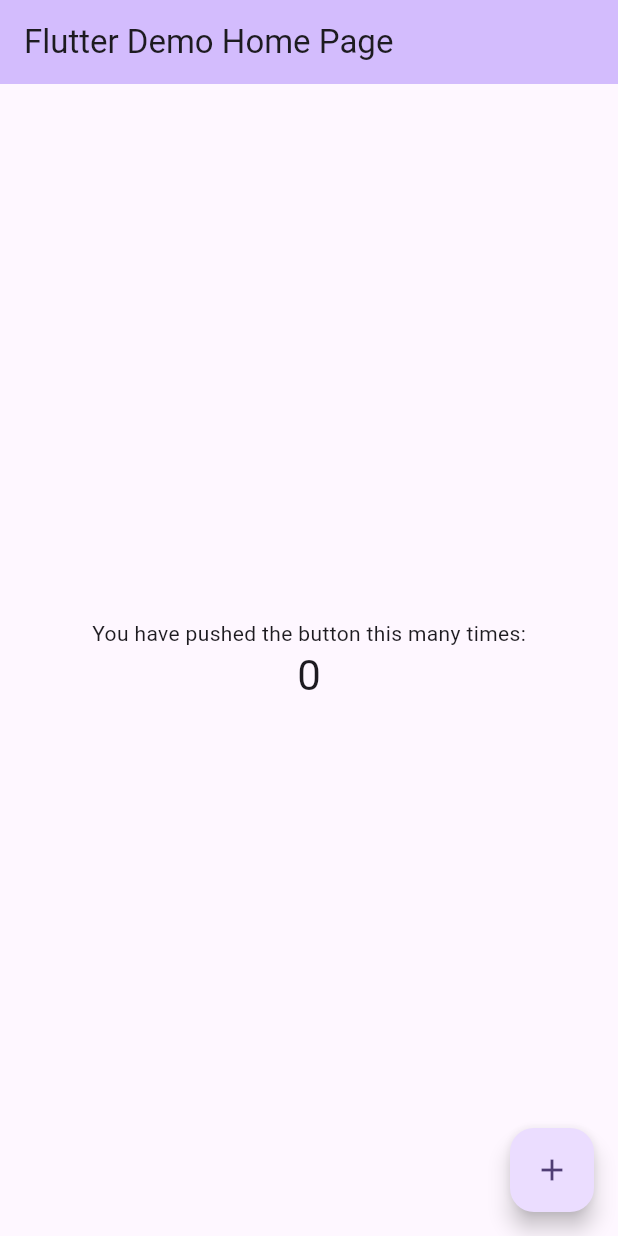
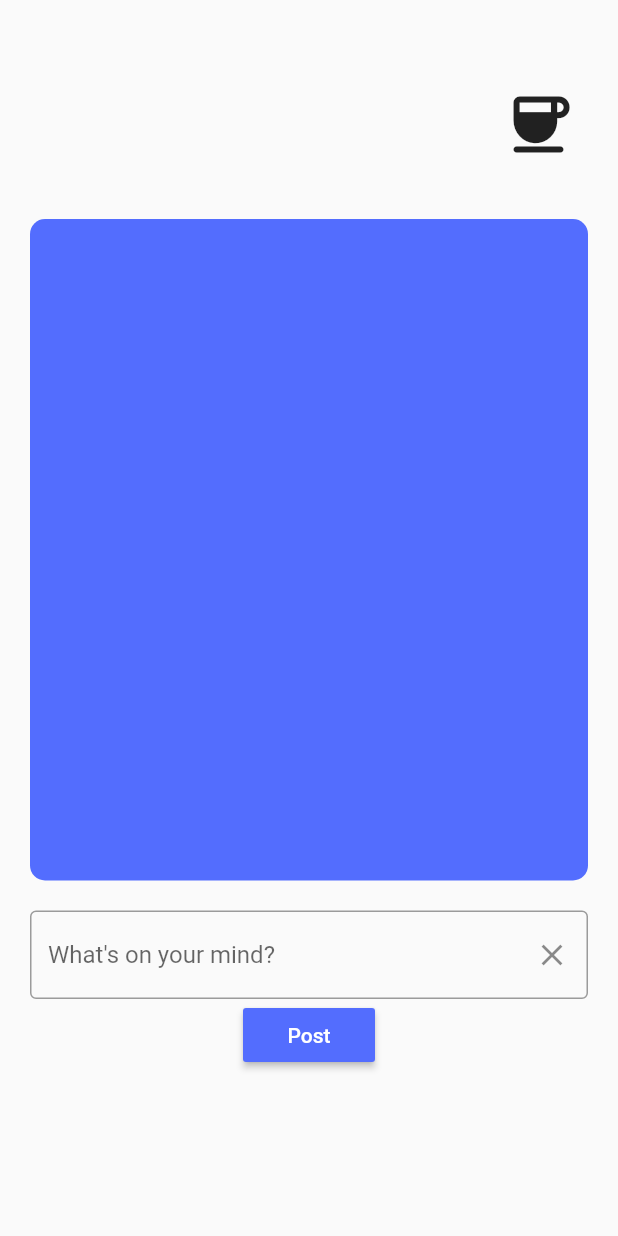
Before and after one commit to Uchiha8/flutter_widgets_demo, a Flutter app: the screen it shows after launch, on a phone screen of 412 x 824 dp. Run offline on Flutter 3.47's test engine with Material 2 defaults, Android fonts, the light colour scheme and no system bars.

Commit message:
initial commit

```diff
--- a/lib/main.dart
+++ b/lib/main.dart
@@ -1,125 +1,18 @@
 import 'package:flutter/material.dart';
+import 'main_page.dart';
 
 void main() {
   runApp(const MyApp());
 }
 
 class MyApp extends StatelessWidget {
-  const MyApp({super.key});
+  const MyApp({Key? key}) : super(key: key);
 
-  // This widget is the root of your application.
   @override
   Widget build(BuildContext context) {
-    return MaterialApp(
-      title: 'Flutter Demo',
-      theme: ThemeData(
-        // This is the theme of your application.
-        //
-        // TRY THIS: Try running your application with "flutter run". You'll see
-        // the application has a blue toolbar. Then, without quitting the app,
-        // try changing the seedColor in the colorScheme below to Colors.green
-        // and then invoke "hot reload" (save your changes or press the "hot
-        // reload" button in a Flutter-supported IDE, or press "r" if you used
-        // the command line to start the app).
-        //
-        // Notice that the counter didn't reset back to zero; the application
-        // state is not lost during the reload. To reset the state, use hot
-        // restart instead.
-        //
-        // This works for code too, not just values: Most code changes can be
-        // tested with just a hot reload.
-        colorScheme: ColorScheme.fromSeed(seedColor: Colors.deepPurple),
-        useMaterial3: true,
-      ),
-      home: const MyHomePage(title: 'Flutter Demo Home Page'),
+    return const MaterialApp(
+      debugShowCheckedModeBanner: false,
+      home: HomePage(),
     );
   }
 }
-
-class MyHomePage extends StatefulWidget {
-  const MyHomePage({super.key, required this.title});
-
-  // This widget is the home page of your application. It is stateful, meaning
-  // that it has a State object (defined below) that contains fields that affect
-  // how it looks.
-
-  // This class is the configuration for the state. It holds the values (in this
-  // case the title) provided by the parent (in this case the App widget) and
-  // used by the build method of the State. Fields in a Widget subclass are
-  // always marked "final".
-
-  final String title;
-
-  @override
-  State<MyHomePage> createState() => _MyHomePageState();
-}
-
-class _MyHomePageState extends State<MyHomePage> {
-  int _counter = 0;
-
-  void _incrementCounter() {
-    setState(() {
-      // This call to setState tells the Flutter framework that something has
-      // changed in this State, which causes it to rerun the build method below
-      // so that the display can reflect the updated values. If we changed
-      // _counter without calling setState(), then the build method would not be
-      // called again, and so nothing would appear to happen.
-      _counter++;
-    });
-  }
-
-  @override
-  Widget build(BuildContext context) {
-    // This method is rerun every time setState is called, for instance as done
-    // by the _incrementCounter method above.
-    //
-    // The Flutter framework has been optimized to make rerunning build methods
-    // fast, so that you can just rebuild anything that needs updating rather
-    // than having to individually change instances of widgets.
-    return Scaffold(
-      appBar: AppBar(
-        // TRY THIS: Try changing the color here to a specific color (to
-        // Colors.amber, perhaps?) and trigger a hot reload to see the AppBar
-        // change color while the other colors stay the same.
-        backgroundColor: Theme.of(context).colorScheme.inversePrimary,
-        // Here we take the value from the MyHomePage object that was created by
-        // the App.build method, and use it to set our appbar title.
-        title: Text(widget.title),
-      ),
-      body: Center(
-        // Center is a layout widget. It takes a single child and positions it
-        // in the middle of the parent.
-        child: Column(
-          // Column is also a layout widget. It takes a list of children and
-          // arranges them vertically. By default, it sizes itself to fit its
-          // children horizontally, and tries to be as tall as its parent.
-          //
-          // Column has various properties to control how it sizes itself and
-          // how it positions its children. Here we use mainAxisAlignment to
-          // center the children vertically; the main axis here is the vertical
-          // axis because Columns are vertical (the cross axis would be
-          // horizontal).
-          //
-          // TRY THIS: Invoke "debug painting" (choose the "Toggle Debug Paint"
-          // action in the IDE, or press "p" in the console), to see the
-          // wireframe for each widget.
-          mainAxisAlignment: MainAxisAlignment.center,
-          children: <Widget>[
-            const Text(
-              'You have pushed the button this many times:',
-            ),
-            Text(
-              '$_counter',
-              style: Theme.of(context).textTheme.headlineMedium,
-            ),
-          ],
-        ),
-      ),
-      floatingActionButton: FloatingActionButton(
-        onPressed: _incrementCounter,
-        tooltip: 'Increment',
-        child: const Icon(Icons.add),
-      ), // This trailing comma makes auto-formatting nicer for build methods.
-    );
-  }
-}
--- /dev/null
+++ b/lib/main_page.dart
@@ -0,0 +1,99 @@
+import 'package:flutter/material.dart';
+
+class HomePage extends StatefulWidget {
+  const HomePage({Key? key}) : super(key: key);
+
+  @override
+  _HomePageState createState() => _HomePageState();
+}
+
+class _HomePageState extends State<HomePage> {
+  final _textController = TextEditingController();
+
+  String temp = '';
+
+  @override
+  Widget build(BuildContext context) {
+    return Scaffold(
+      body: Padding(
+        padding: const EdgeInsets.all(20.0),
+        child: Column(
+          mainAxisAlignment: MainAxisAlignment.center,
+          children: [
+            const SizedBox(height: 30),
+            const Align(
+              alignment: Alignment.topRight,
+              child: Padding(
+                padding: const EdgeInsets.all(8.0),
+                child: Icon(
+                  Icons.coffee_rounded,
+                  size: 50,
+                ),
+              ),
+            ),
+
+            const SizedBox(height: 30),
+            //display text
+            Expanded(
+              child: Container(
+                padding: const EdgeInsets.all(16.0),
+                decoration: BoxDecoration(
+                  color: Colors.indigoAccent, // Set background color
+                  borderRadius:
+                      BorderRadius.circular(10.0), // Add rounded corners
+                ),
+                child: Center(
+                  child: Text(
+                    temp,
+                    style: const TextStyle(
+                      fontSize: 35,
+                      color: Colors.white,
+                      fontWeight: FontWeight.bold,
+                      fontStyle: FontStyle.italic,
+                      letterSpacing: 1.5,
+                      shadows: [
+                        Shadow(
+                          color: Colors.black,
+                          blurRadius: 2,
+                          offset: Offset(1, 1),
+                        ),
+                      ], // Add shadow
+                    ),
+                  ),
+                ),
+              ),
+            ),
+
+            const SizedBox(height: 20),
+            TextField(
+              controller: _textController,
+              decoration: InputDecoration(
+                hintText: 'What\'s on your mind?',
+                border: const OutlineInputBorder(),
+                suffixIcon: IconButton(
+                  onPressed: () {
+                    _textController.clear();
+                  },
+                  icon: const Icon(Icons.clear),
+                ),
+              ),
+            ),
+            MaterialButton(
+              onPressed: () {
+                setState(() {
+                  temp = _textController.text;
+                });
+              },
+              color: Colors.indigoAccent,
+              child: const Text(
+                'Post',
+                style: TextStyle(color: Colors.white),
+              ),
+            ),
+            const SizedBox(height: 90)
+          ],
+        ),
+      ),
+    );
+  }
+}
--- a/pubspec.yaml
+++ b/pubspec.yaml
@@ -59,8 +59,8 @@ flutter:
   uses-material-design: true
 
   # To add assets to your application, add an assets section, like this:
-  # assets:
-  #   - images/a_dot_burr.jpeg
+  #  assets:
+  #     - lib/images/
   #   - images/a_dot_ham.jpeg
 
   # An image asset can refer to one or more resolution-specific "variants", see
```
